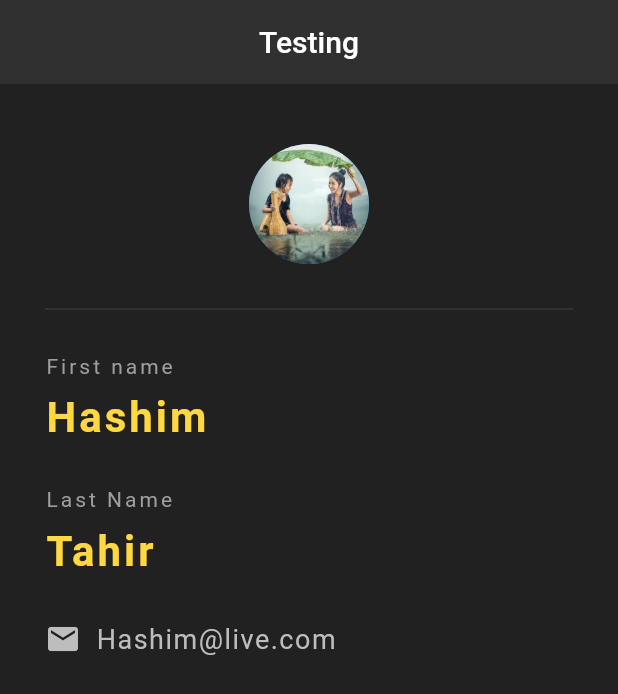
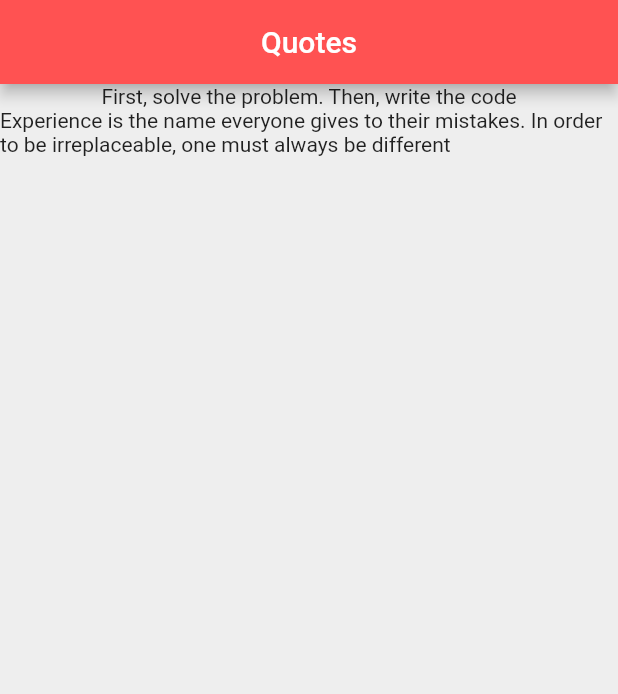
Before and after one commit to hashimTahir/FlutterDemo, a Flutter app: the screen it shows after launch, on a phone screen of 412 x 824 dp. Shown: the top 694 px of the screen. Run offline on Flutter 3.47's test engine with Material 2 defaults, Android fonts, the phone set to English and light mode, and no system bars.

Commit message:
Display a simple list.
Signed-off-by: hashim <hashimtahir@live.com>

```diff
--- a/lib/main.dart
+++ b/lib/main.dart
@@ -6,83 +6,39 @@ import 'package:flutter/cupertino.dart';
 import 'package:flutter/material.dart';
 
 void main() {
-  runApp(MaterialApp(home: HCard()));
+  runApp(MaterialApp(home: QuotesList()));
 }
 
-class HCard extends StatelessWidget {
+class QuotesList extends StatefulWidget {
+  @override
+  _QuotesListState createState() => _QuotesListState();
+}
+
+class _QuotesListState extends State<QuotesList> {
+
+  List<String> hQuotesList = ["First, solve the problem. Then, write the code",
+    "Experience is the name everyone gives to their mistakes."
+        " In order to be irreplaceable, one must always be different"
+  ];
+
+
   @override
   Widget build(BuildContext context) {
     return Scaffold(
-      backgroundColor: Colors.grey[900],
+      backgroundColor: Colors.grey[200],
       appBar: AppBar(
-        title: Text("Testing"),
+        title: Text(
+          'Quotes',
+        ),
         centerTitle: true,
-        backgroundColor: Colors.grey[850],
-        elevation: 0.0,
+        backgroundColor: Colors.redAccent[200],
       ),
-      body: Padding(
-        padding: EdgeInsets.fromLTRB(30, 40, 30, 0),
-        child: Column(
-          crossAxisAlignment: CrossAxisAlignment.start,
-          children: [
-            Center(
-              child: CircleAvatar(
-                backgroundImage: AssetImage('assets/test_image3.webp'),
-                radius: 40.0,
-              ),
-            ),
-            Divider(
-              height: 60.0,
-              color: Colors.grey[800],
-            ),
-            Text('First name',
-                style: TextStyle(color: Colors.grey, letterSpacing: 2.0)),
-            SizedBox(
-              height: 10.0,
-            ),
-            Text('Hashim',
-                style: TextStyle(
-                    color: Colors.amberAccent[200],
-                    letterSpacing: 2.0,
-                    fontSize: 28.0,
-                    fontWeight: FontWeight.bold)),
-            SizedBox(
-              height: 30.0,
-            ),
-            Text('Last Name',
-                style: TextStyle(color: Colors.grey, letterSpacing: 2.0)),
-            SizedBox(
-              height: 10.0,
-            ),
-            Text('Tahir',
-                style: TextStyle(
-                    color: Colors.amberAccent[200],
-                    letterSpacing: 2.0,
-                    fontSize: 28.0,
-                    fontWeight: FontWeight.bold)),
-            SizedBox(
-              height: 30.0,
-            ),
-            Row(
-              children: [
-                Icon(
-                  Icons.email,
-                  color: Colors.grey[400],
-                ),
-                SizedBox(
-                  width: 10.0,
-                ),
-                Text(
-                  'Hashim@live.com',
-                  style: TextStyle(
-                      color: Colors.grey[400],
-                      fontSize: 18.0,
-                      letterSpacing: 1.0),
-                ),
-              ],
-            )
-          ],
-        ),
+      body: Column(
+        children:
+        hQuotesList.map((quote) {
+          return Text(quote);
+        }).toList(),
+
       ),
     );
   }
```
